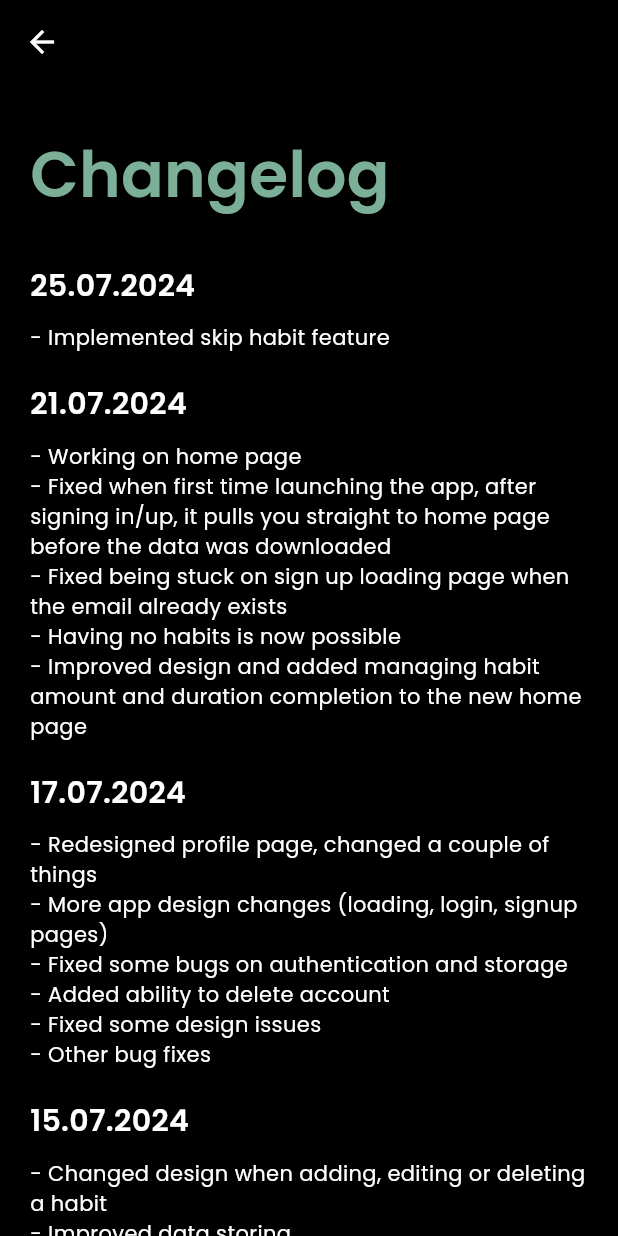
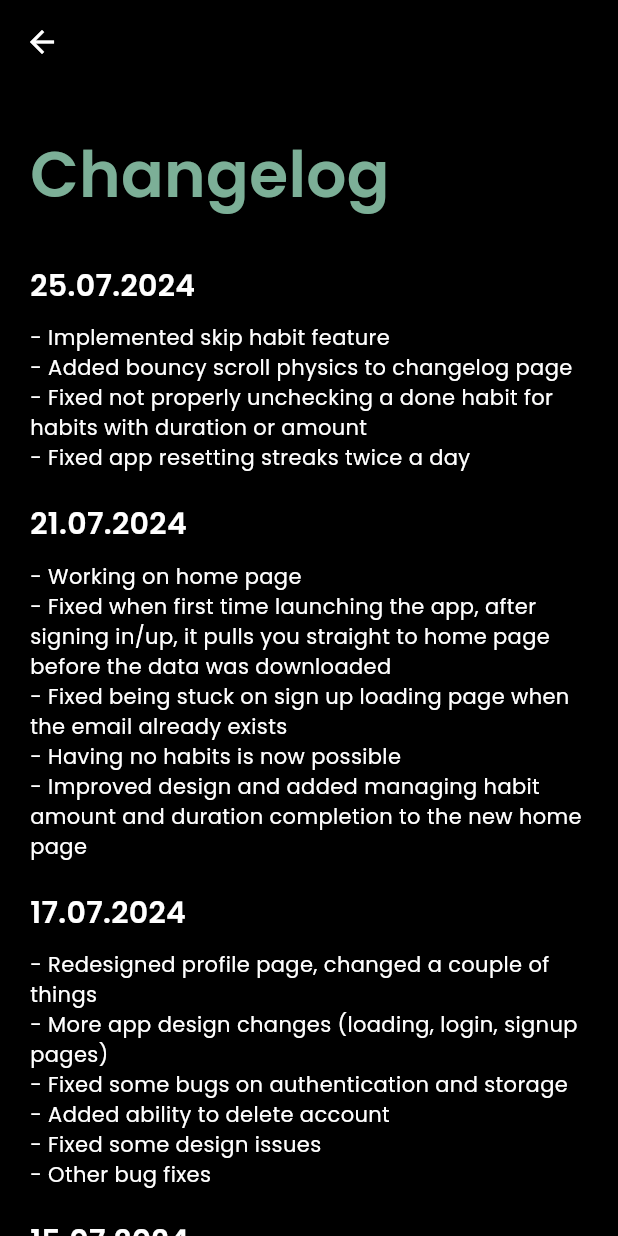
Before and after one commit to ashellz/habitt, a Flutter app: the ChangelogPage screen opened directly, on a phone screen of 412 x 824 dp. Run offline on Flutter 3.47's test engine with Material 3 defaults, Android fonts, the phone set to English and light mode, and no system bars; our stand-ins replace awesome_notifications, firebase_auth, firebase_core, firebase_storage, flutter_slidable, fluttertoast and 3 more; missing offline and left inert: icons_flutter, restart_app, workmanager; accounts and stored records are empty.

```diff
--- a/lib/pages/menu/changelog_page.dart
+++ b/lib/pages/menu/changelog_page.dart
@@ -41,7 +41,10 @@ class ChangelogPage extends StatelessWidget {
               padding: EdgeInsets.symmetric(horizontal: 20.0),
               child: Column(
                   crossAxisAlignment: CrossAxisAlignment.start,
-                  children: [Text("- Implemented skip habit feature")])),
+                  children: [
+                    Text(
+                        "- Implemented skip habit feature\n- Added bouncy scroll physics to changelog page\n- Fixed not properly unchecking a done habit for habits with duration or amount\n- Fixed app resetting streaks twice a day")
+                  ])),
 
           // 21.07.2024
           const Padding(
```
Also changed, not shown: lib/pages/new_home_page.dart (+8 -3 lines), 1 other file.
